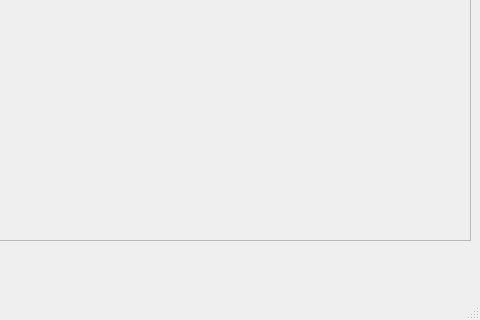
Before: the Qt Designer form viewer_window.ui in zoonono/motion-deep, drawn with Qt 5; both pictures show x 320 to 800 and y 280 to 600 of the 800 by 600 pixel window.
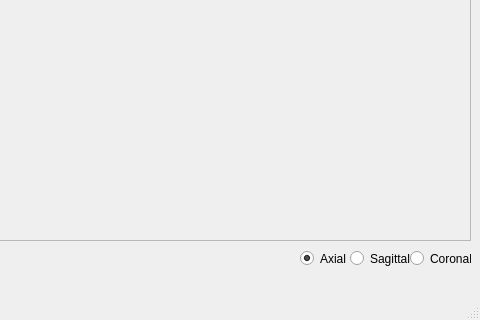
After: the same form once the commit is applied.

Diff of the .ui file:
```diff
--- a/viewer_window.ui
+++ b/viewer_window.ui
@@ -56,6 +56,48 @@
      <string>Example: </string>
     </property>
    </widget>
+   <widget class="QRadioButton" name="radioButton_axial">
+    <property name="geometry">
+     <rect>
+      <x>620</x>
+      <y>530</y>
+      <width>51</width>
+      <height>17</height>
+     </rect>
+    </property>
+    <property name="text">
+     <string>Axial</string>
+    </property>
+    <property name="checked">
+     <bool>true</bool>
+    </property>
+   </widget>
+   <widget class="QRadioButton" name="radioButton_sagittal">
+    <property name="geometry">
+     <rect>
+      <x>670</x>
+      <y>530</y>
+      <width>61</width>
+      <height>17</height>
+     </rect>
+    </property>
+    <property name="text">
+     <string>Sagittal</string>
+    </property>
+   </widget>
+   <widget class="QRadioButton" name="radioButton_coronal">
+    <property name="geometry">
+     <rect>
+      <x>730</x>
+      <y>530</y>
+      <width>61</width>
+      <height>17</height>
+     </rect>
+    </property>
+    <property name="text">
+     <string>Coronal</string>
+    </property>
+   </widget>
   </widget>
   <widget class="QMenuBar" name="menubar">
    <property name="geometry">
```
